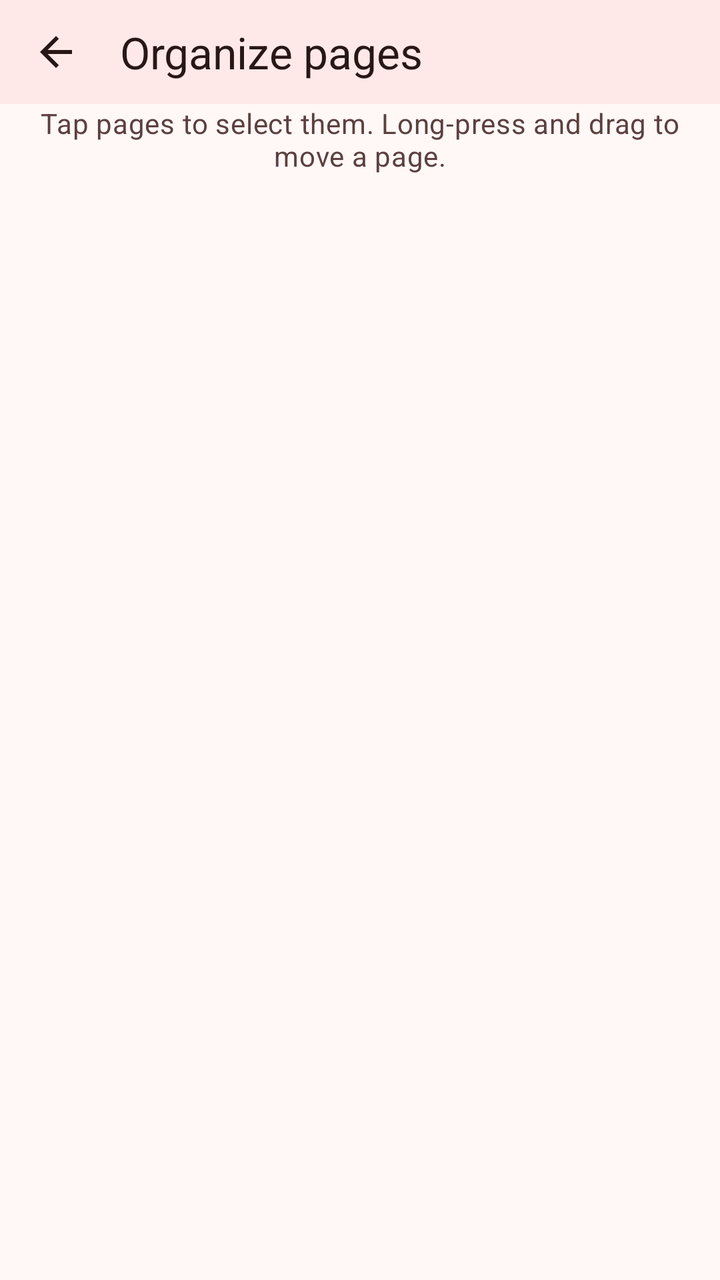
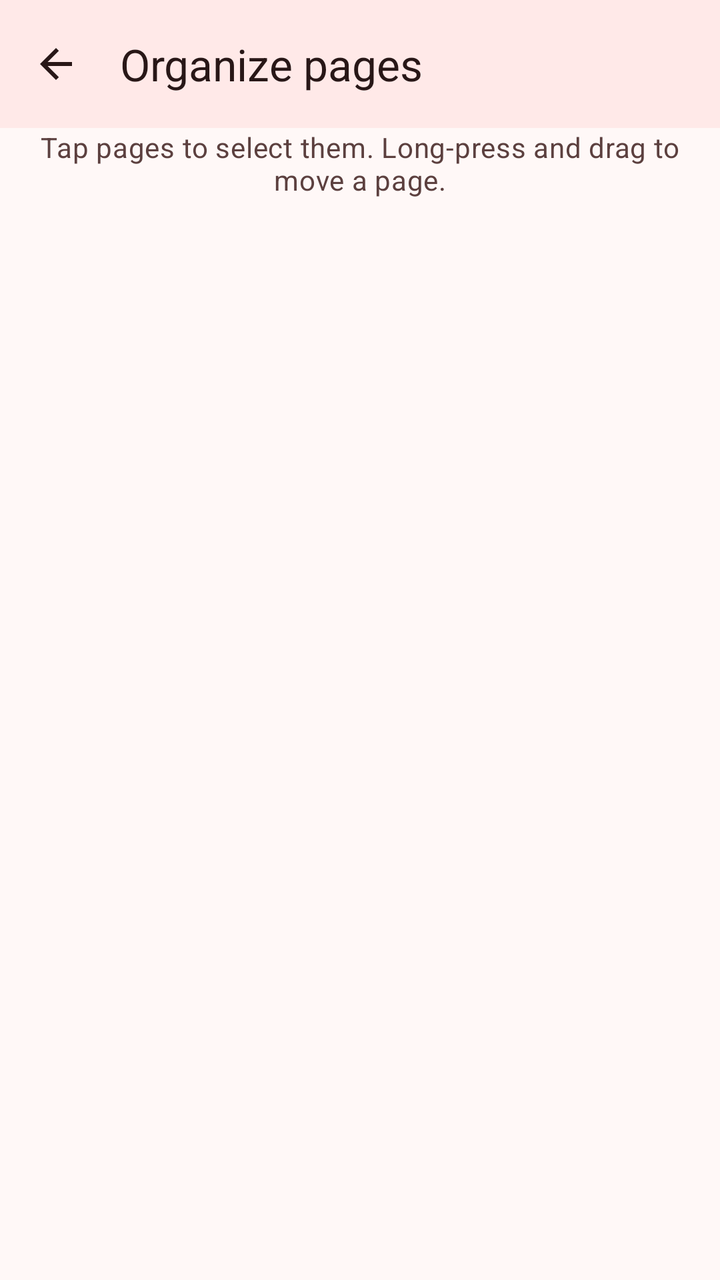

Two renders of the same Android screen: before a commit and after it. Below are the layout's source before the change and the commit's diff.
<!-- AndroidManifest.xml: application theme Theme.Npdf -->
<!-- res/layout/activity_organize.xml -->
<?xml version="1.0" encoding="utf-8"?>
<LinearLayout xmlns:android="http://schemas.android.com/apk/res/android"
    xmlns:app="http://schemas.android.com/apk/res-auto"
    android:id="@+id/root"
    android:layout_width="match_parent"
    android:layout_height="match_parent"
    android:background="@color/bar"
    android:orientation="vertical">

    <com.google.android.material.appbar.MaterialToolbar
        android:id="@+id/toolbar"
        android:layout_width="match_parent"
        android:layout_height="52dp"
        app:navigationContentDescription="Back"
        app:navigationIcon="@drawable/ic_back"
        app:title="Organize pages" />

    <TextView
        android:id="@+id/hint"
        android:layout_width="match_parent"
        android:layout_height="wrap_content"
        android:gravity="center_horizontal"
        android:paddingHorizontal="16dp"
        android:paddingBottom="8dp"
        android:text="Tap pages to select them. Long-press and drag to move a page."
        android:textAppearance="@style/Npdf.Text.Footnote" />

    <View
        android:layout_width="match_parent"
        android:layout_height="0.5dp"
        android:background="@color/separator" />

    <androidx.recyclerview.widget.RecyclerView
        android:id="@+id/grid"
        android:layout_width="match_parent"
        android:layout_height="0dp"
        android:layout_weight="1"
        android:background="@color/viewer_bg"
        android:clipToPadding="false"
        android:padding="8dp" />

    <View
        android:layout_width="match_parent"
        android:layout_height="0.5dp"
        android:background="@color/separator" />

    <HorizontalScrollView
        android:layout_width="match_parent"
        android:layout_height="wrap_content"
        android:background="@color/bar"
        android:fadingEdgeLength="20dp"
        android:requiresFadingEdge="horizontal"
        android:scrollbars="none">

        <LinearLayout
            android:id="@+id/actions"
            android:layout_width="wrap_content"
            android:layout_height="wrap_content"
            android:orientation="horizontal"
            android:padding="4dp" />
    </HorizontalScrollView>
</LinearLayout>
<!-- resources referenced by this layout -->
<resources>
  <!-- drawable ic_back (drawable) -->
  <vector xmlns:android="http://schemas.android.com/apk/res/android"
      android:width="24dp"
      android:height="24dp"
      android:viewportWidth="960"
      android:viewportHeight="960"
      android:tint="?attr/colorControlNormal"
      android:autoMirrored="true">
    <path
        android:fillColor="@android:color/white"
        android:pathData="M313,520L537,744L480,800L160,480L480,160L537,216L313,440L800,440L800,520L313,520Z"/>
  </vector>
  <style name="Npdf.Text.Footnote" parent="TextAppearance.Material3.BodyMedium">
          <item name="android:textColor">?attr/colorOnSurfaceVariant</item>
      </style>
  <color name="md_primary">#9E001F</color>
  <color name="md_on_primary">#FFFFFF</color>
  <color name="md_primary_container">#C8102E</color>
  <color name="md_on_primary_container">#FFDAD8</color>
  <color name="md_inverse_primary">#FFB3B1</color>
  <color name="md_secondary">#A5393C</color>
  <color name="md_on_secondary">#FFFFFF</color>
  <color name="md_secondary_container">#FE7B7C</color>
  <color name="md_on_secondary_container">#73121B</color>
  <color name="md_tertiary">#783D00</color>
  <color name="md_on_tertiary">#FFFFFF</color>
  <color name="md_tertiary_container">#9B5100</color>
  <color name="md_on_tertiary_container">#FFDCC4</color>
  <color name="md_error">#BA1A1A</color>
  <color name="md_on_error">#FFFFFF</color>
  <color name="md_error_container">#FFDAD6</color>
  <color name="md_on_error_container">#93000A</color>
  <color name="md_surface">#FFF8F7</color>
  <color name="md_on_surface">#281717</color>
  <color name="md_surface_variant">#FFDAD8</color>
  <color name="md_on_surface_variant">#5C403F</color>
  <color name="md_inverse_surface">#3F2C2B</color>
  <color name="md_inverse_on_surface">#FFEDEB</color>
  <color name="md_outline">#906F6E</color>
  <color name="md_outline_variant">#E5BDBB</color>
  <color name="md_surface_dim">#F2D3D1</color>
  <color name="md_surface_bright">#FFF8F7</color>
  <color name="md_surface_container_lowest">#FFFFFF</color>
  <color name="md_surface_container_low">#FFF0EF</color>
  <color name="md_surface_container">#FFE9E8</color>
  <color name="md_surface_container_high">#FFE1E0</color>
  <color name="md_surface_container_highest">#FBDBDA</color>
  <style name="Npdf.Toolbar" parent="Widget.Material3.Toolbar.Surface">
          <item name="android:background">?attr/colorSurfaceContainer</item>
          <item name="titleTextAppearance">@style/TextAppearance.Material3.TitleLarge</item>
          <item name="subtitleTextAppearance">@style/TextAppearance.Material3.BodyMedium</item>
          <item name="subtitleTextColor">?attr/colorOnSurfaceVariant</item>
          <item name="navigationIconTint">?attr/colorOnSurface</item>
      </style>
  <style name="Npdf.NavigationBar" parent="Widget.Material3.BottomNavigationView">
          <item name="labelVisibilityMode">labeled</item>
      </style>
  <!-- unchanged entries left out for length: 1 -->
</resources>

<!-- the commit's change to res/layout/activity_organize.xml (unified diff, before → after) -->
@@ -10,7 +10,7 @@
     <com.google.android.material.appbar.MaterialToolbar
         android:id="@+id/toolbar"
         android:layout_width="match_parent"
-        android:layout_height="52dp"
+        android:layout_height="64dp"
         app:navigationContentDescription="Back"
         app:navigationIcon="@drawable/ic_back"
         app:title="Organize pages" />
